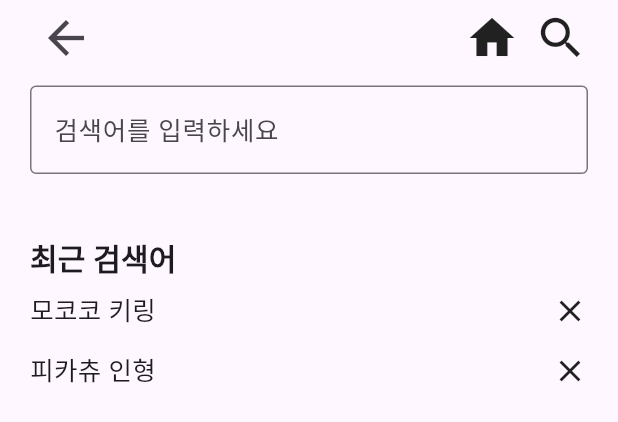
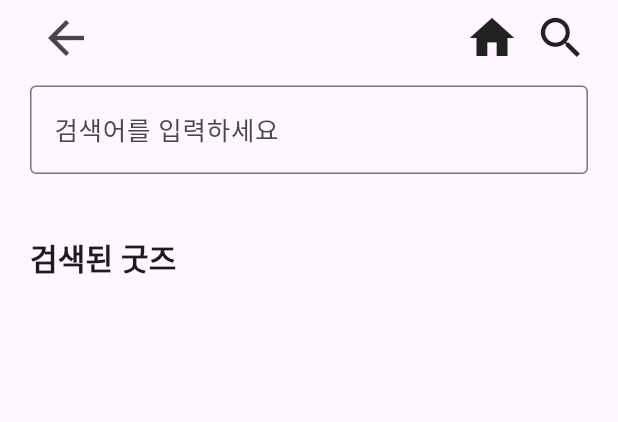
Before and after one commit to ParkGiraffe/goodwishes, a Flutter app: the SearchPage widget shown alone on an empty page, opened directly, on a phone screen of 412 x 824 dp. Shown: the top 422 px of the screen. Run offline on Flutter 3.47's test engine with Material 3 defaults, Android fonts, the phone set to English and light mode, and no system bars; our stand-ins replace image_picker; missing offline and left inert: dart:ffi.

Commit message:
Feat: 검색 페이지 구현 중

```diff
--- a/lib/pages/search_page.dart
+++ b/lib/pages/search_page.dart
@@ -1,14 +1,27 @@
 import 'package:flutter/material.dart';
+import 'package:goodwishes/Providers/goods_model.dart';
+import 'package:goodwishes/widgets/category_list_row.dart';
 import 'package:goodwishes/widgets/section_title.dart';
 import 'package:goodwishes/widgets/stack_top_navigation_bar.dart';
+import 'package:provider/provider.dart';
 
-class SearchPage extends StatelessWidget {
+class SearchPage extends StatefulWidget {
   const SearchPage({
     super.key,
   });
 
   @override
+  State<SearchPage> createState() => _SearchPageState();
+}
+
+class _SearchPageState extends State<SearchPage> {
+  @override
   Widget build(BuildContext context) {
+    final goodsListProvider = Provider.of<GoodsListProvider>(context);
+    List<Goods> searchingList = [];
+
+    // String searching = '';
+
     return SingleChildScrollView(
       scrollDirection: Axis.vertical,
       child: Column(
@@ -23,6 +36,13 @@ class SearchPage extends StatelessWidget {
                   width: MediaQuery.of(context).size.width,
                   height: 100,
                   child: TextFormField(
+                    onChanged: (value) {
+                      setState(() {
+                        // searching = value;
+                        searchingList = goodsListProvider.searchGoods(value);
+                      });
+                      print(searchingList);
+                    },
                     keyboardType: TextInputType.multiline,
                     maxLines: 1,
                     style: const TextStyle(
@@ -36,9 +56,11 @@ class SearchPage extends StatelessWidget {
                   ),
                 ),
                 const SectionTitle(
-                  titleText: '최근 검색어',
+                  titleText: '검색된 굿즈',
                 ),
-                const SearchedList()
+                SearchedList(
+                  serachingList: searchingList,
+                )
               ],
             ),
           ),
@@ -49,24 +71,51 @@ class SearchPage extends StatelessWidget {
 }
 
 class SearchedList extends StatelessWidget {
+  final List<Goods> serachingList;
+
   const SearchedList({
     super.key,
+    required this.serachingList,
   });
 
   @override
   Widget build(BuildContext context) {
-    return const Column(
-      children: [
-        SearchedListEl(
-          text: '모코코 키링',
-        ),
-        SearchedListEl(
-          text: '피카츄 인형',
-        ),
-      ],
+    //   return const Column(
+    //     children: [
+    //       SearchedListEl(
+    //         text: '모코코 키링',
+    //       ),
+    //       SearchedListEl(
+    //         text: '피카츄 인형',
+    //       ),
+    //     ],
+    //   );
+    // }
+
+    return ListView.builder(
+      physics: const NeverScrollableScrollPhysics(),
+      shrinkWrap: true,
+      itemCount: (serachingList.length / 2).ceil(),
+      itemBuilder: (context, index) {
+        if (index * 2 + 1 >= serachingList.length) {
+          return CategoryListRow(
+            firstImageRoute: 'assets/goods.jpeg',
+            firstItemName: serachingList[index * 2].goodsName,
+            // secondItemName: serachingList[index * 2 + 1].goodsName,
+          );
+        } else {
+          return CategoryListRow(
+            firstImageRoute: 'assets/goods.jpeg',
+            firstItemName: serachingList[index * 2].goodsName,
+            secondImageRoute: 'assets/goods.jpeg',
+            secondItemName: serachingList[index * 2 + 1].goodsName,
+          );
+        }
+      },
     );
   }
 }
+/*
 
 class SearchedListEl extends StatelessWidget {
   final String text;
@@ -95,3 +144,4 @@ class SearchedListEl extends StatelessWidget {
     );
   }
 }
+*/
```
